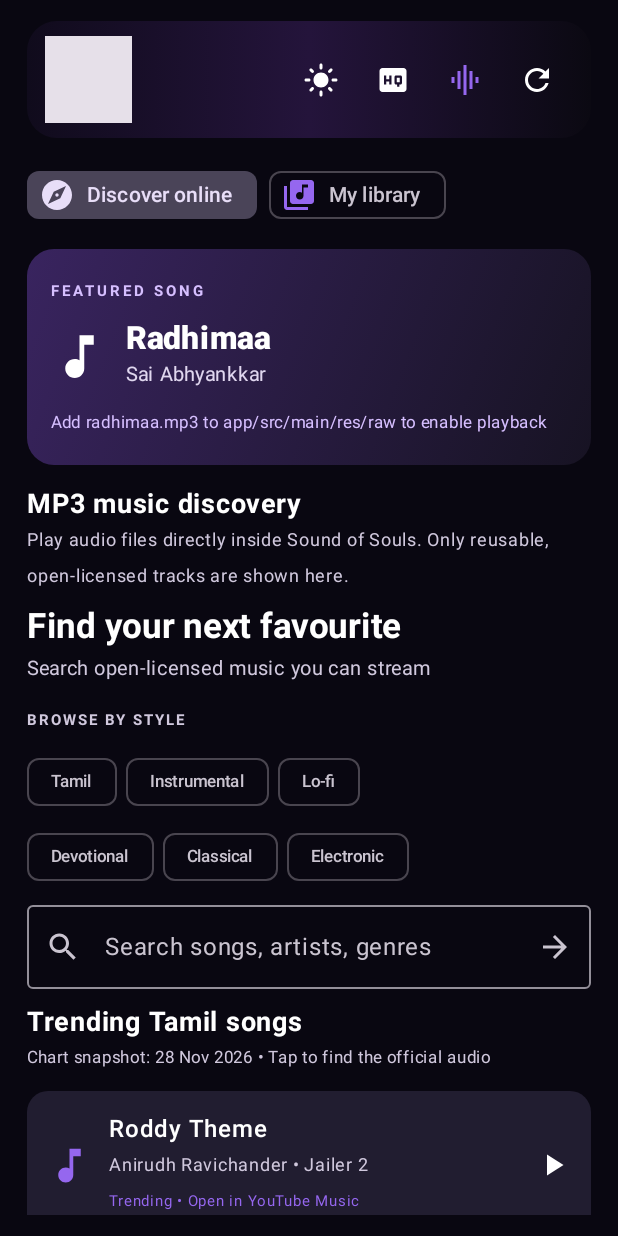
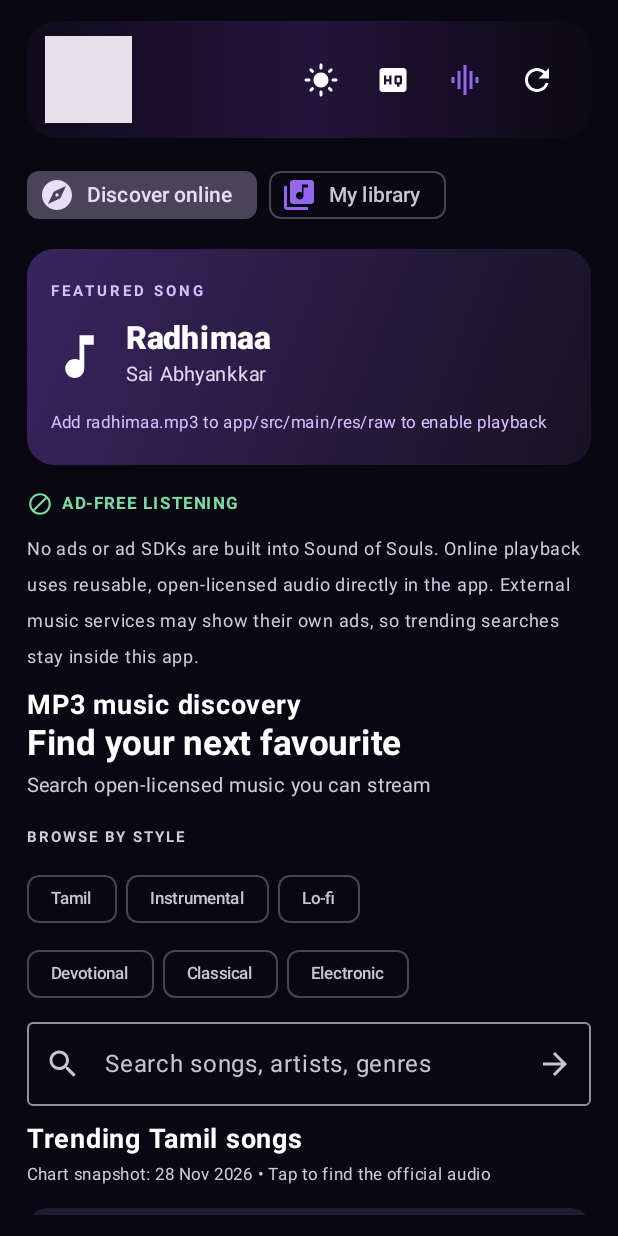
Before and after one commit to darshan-raj-christeen/sound-of-souls, an Android app built with Jetpack Compose: the screen it shows after launch (MainActivity), on a phone screen of 412 x 824 dp. Run offline under Robolectric (Android 15) with nearby library versions, the phone set to English and light mode, and no system bars; 5 statements that could not run were skipped.

Commit message:
Keep music discovery ad-free inside the app

```diff
--- a/app/src/main/java/com/soundofsouls/player/MainActivity.kt
+++ b/app/src/main/java/com/soundofsouls/player/MainActivity.kt
@@ -370,13 +370,11 @@ class MainActivity : ComponentActivity() {
     }
 
     private fun openTamilMusicCategory(query: String) {
-        val musicUri = Uri.parse("https://music.youtube.com/search?q=${Uri.encode(query)}")
-        try { startActivity(Intent(Intent.ACTION_VIEW, musicUri)) }
-        catch (_: Exception) {
-            val youtubeUri = Uri.parse("https://www.youtube.com/results?search_query=${Uri.encode(query)}")
-            try { startActivity(Intent(Intent.ACTION_VIEW, youtubeUri)) }
-            catch (_: Exception) { playbackError = "Could not open the official music search." }
-        }
+        // Keep discovery inside Sound of Souls so this ad-free app does not
+        // send listeners to an external service that may insert advertisements.
+        selectedTab = AppTab.ONLINE
+        searchQuery = query
+        searchOnlineMusic()
     }
 
     private fun openMyYouTubeSong() {
@@ -925,9 +923,17 @@ private fun SoundOfSoulsScreen(
                             }
                             Spacer(Modifier.height(12.dp))
                         }
+                        Row(verticalAlignment = Alignment.CenterVertically,
+                            modifier = Modifier.padding(bottom = 6.dp)) {
+                            Icon(Icons.Default.Block, contentDescription = null, tint = Color(0xFF7DD9A5),
+                                modifier = Modifier.size(17.dp))
+                            Text("AD-FREE LISTENING", color = Color(0xFF7DD9A5), fontSize = 11.sp,
+                                fontWeight = FontWeight.Bold, letterSpacing = 1.1.sp,
+                                modifier = Modifier.padding(start = 6.dp))
+                        }
+                        Text("No ads or ad SDKs are built into Sound of Souls. Online playback uses reusable, open-licensed audio directly in the app. External music services may show their own ads, so trending searches stay inside this app.",
+                            color = secondaryText, fontSize = 12.sp, modifier = Modifier.padding(bottom = 8.dp))
                         Text("MP3 music discovery", color = primaryText, fontSize = 18.sp, fontWeight = FontWeight.Bold)
-                        Text("Play audio files directly inside Sound of Souls. Only reusable, open-licensed tracks are shown here.",
-                            color = secondaryText, fontSize = 12.sp, modifier = Modifier.padding(bottom = 8.dp))
                         Text("Find your next favourite", color = primaryText, fontSize = 23.sp, fontWeight = FontWeight.Bold)
                         Text(if (highQualityAudio) "High quality preference: lossless files first when available" else "Search open-licensed music you can stream", color = secondaryText, fontSize = 13.sp,
                             modifier = Modifier.padding(top = 3.dp, bottom = 10.dp))
```
